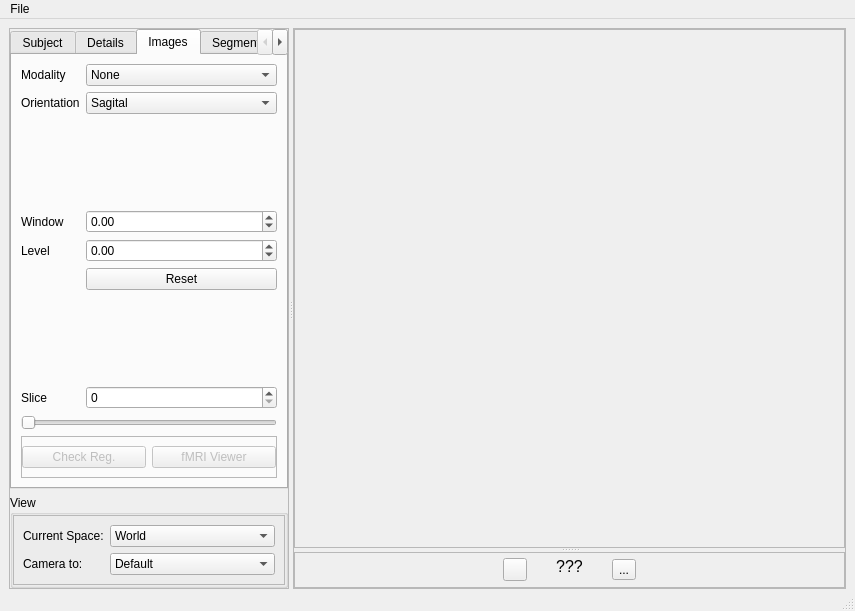
diego0020/braviz-app, file braviz/interaction/qt_guis/subject_overview.ui: the form before one commit.
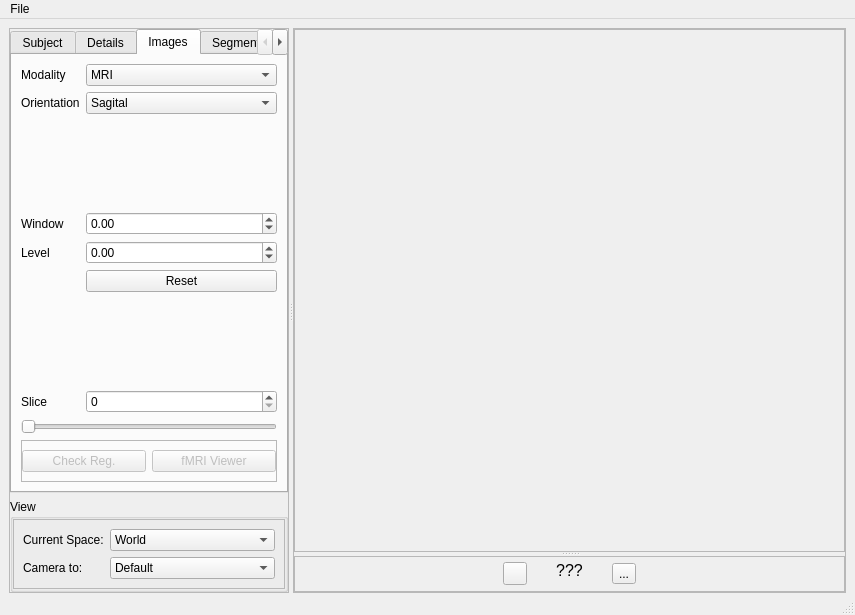
The form after the commit. The open tabs and pages were chosen to show the change. Icons and pictures are not drawn.

```diff
--- a/braviz/interaction/qt_guis/subject_overview.ui
+++ b/braviz/interaction/qt_guis/subject_overview.ui
@@ -7,7 +7,7 @@
     <x>0</x>
     <y>0</y>
     <width>855</width>
-    <height>611</height>
+    <height>615</height>
    </rect>
   </property>
   <property name="windowTitle">
@@ -36,7 +36,7 @@
        <property name="frameShadow">
         <enum>QFrame::Raised</enum>
        </property>
-       <layout class="QVBoxLayout" name="verticalLayout" stretch="0,0">
+       <layout class="QVBoxLayout" name="verticalLayout" stretch="1,0">
         <property name="leftMargin">
          <number>0</number>
         </property>
@@ -209,7 +209,7 @@
             <item row="0" column="1">
              <widget class="QComboBox" name="image_mod_combo">
               <property name="currentIndex">
-               <number>0</number>
+               <number>1</number>
               </property>
               <item>
                <property name="text">
```
Left out of the diff: 7 changed lines with no effect on the pictures.
